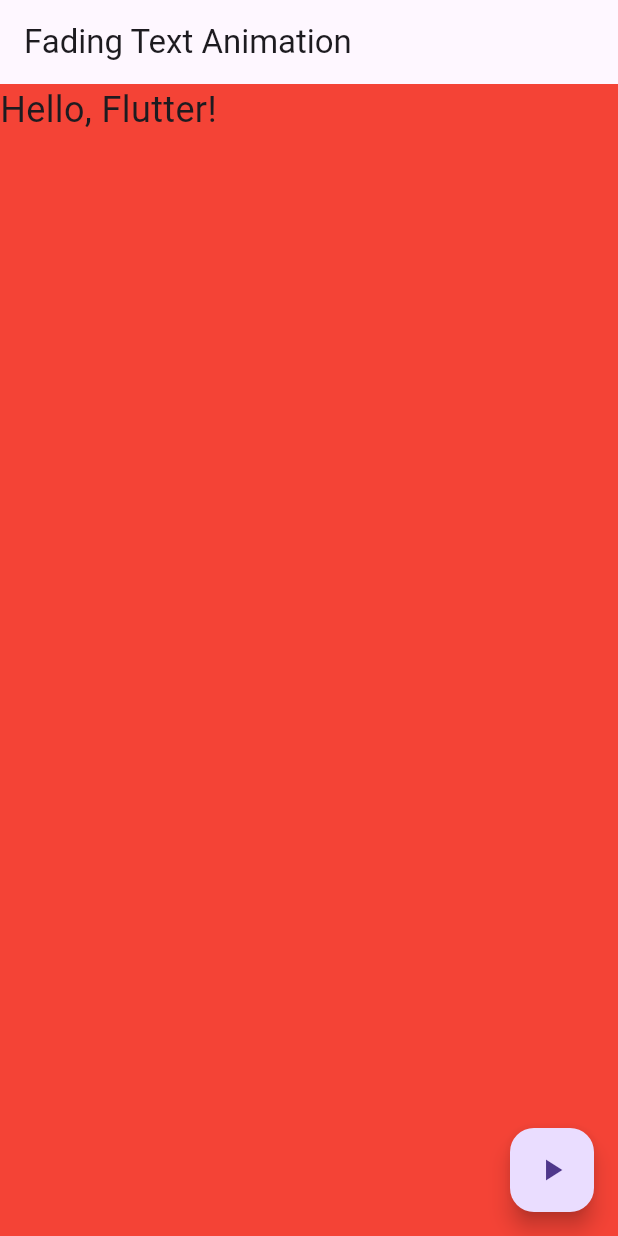
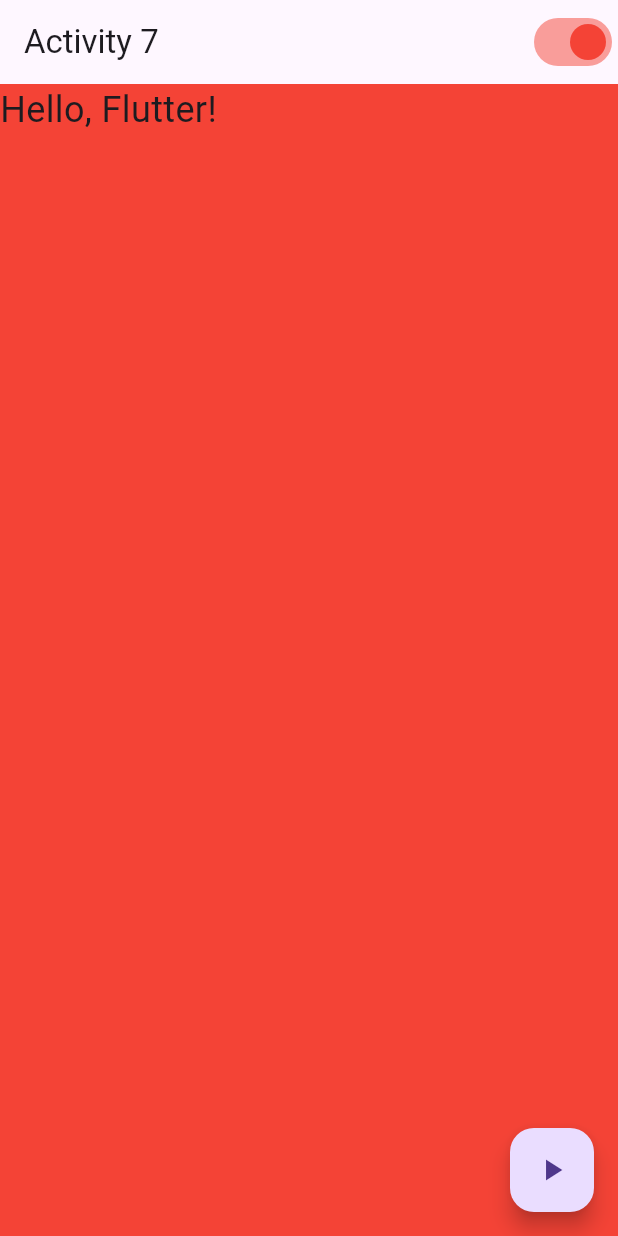
Before and after one commit to mnewby4/activity07, a Flutter app: the screen it shows after launch, on a phone screen of 412 x 824 dp. Run offline on Flutter 3.47's test engine with Material 3 defaults, Android fonts, the phone set to English and light mode, and no system bars.

Commit message:
Added toggle to turn on and off the rounded corners on screen 2

```diff
--- a/lib/main.dart
+++ b/lib/main.dart
@@ -20,6 +20,7 @@
 
 class _FadingTextAnimationState extends State<FadingTextAnimation> {
   bool _isVisible = true;
+  bool _showFrame = true;
   void toggleVisibility() {
     setState(() {
       _isVisible = !_isVisible;
@@ -30,6 +31,7 @@
     return Scaffold(
       backgroundColor: color,
       body: Container(child:
+
           Builder(
             builder: (context) {
               if (text == "First Page")
@@ -45,8 +47,22 @@
               return AnimatedCrossFade(
                 //Different animation duration
                 duration: const Duration(seconds: 5),
-                firstChild: const FlutterLogo(style: FlutterLogoStyle.horizontal, size: 100.0),
-                secondChild: const FlutterLogo(style: FlutterLogoStyle.stacked, size: 100.0),
+                firstChild: ClipRRect(
+                  borderRadius: BorderRadius.circular(_showFrame ? 20.0 : 0.0),
+                  child: Container(
+                    color: Colors.purple, // Background color to visualize rounded corners
+                    padding: EdgeInsets.all(8.0),
+                    child: FlutterLogo(style: FlutterLogoStyle.horizontal, size: 100.0),
+                  ),
+                ),
+                secondChild: ClipRRect(
+                  borderRadius: BorderRadius.circular(_showFrame ? 20.0 : 0.0),
+                  child: Container(
+                    color: Colors.pink, // Background color to visualize rounded corners
+                    padding: EdgeInsets.all(8.0),
+                    child: FlutterLogo(style: FlutterLogoStyle.stacked, size: 100.0),
+                  ),
+                ),
                 firstCurve: Curves.bounceIn,
                 secondCurve: Curves.bounceInOut,
                 crossFadeState: _isVisible ? CrossFadeState.showFirst : CrossFadeState.showSecond,
@@ -61,15 +77,26 @@
   Widget build(BuildContext context) {
     return Scaffold(
       appBar: AppBar(
-        title: Text('Fading Text Animation'),
+        title: Text('Activity 7'),
+        actions: [
+           Switch(
+              value: _showFrame,
+              activeColor: Colors.red,
+              onChanged: (bool value) {
+                setState(() {
+                _showFrame = value;
+                });
+              },
+            ),
+        ],
       ),
       body:
         PageView(
           children: <Widget>[
             createItem('First Page', Colors.red),
             createItem('Second Page', Colors.blue),
-          ],
-        ),
+
+          ]),
         floatingActionButton: FloatingActionButton(
           onPressed: toggleVisibility,
           child: Icon(Icons.play_arrow),
```
